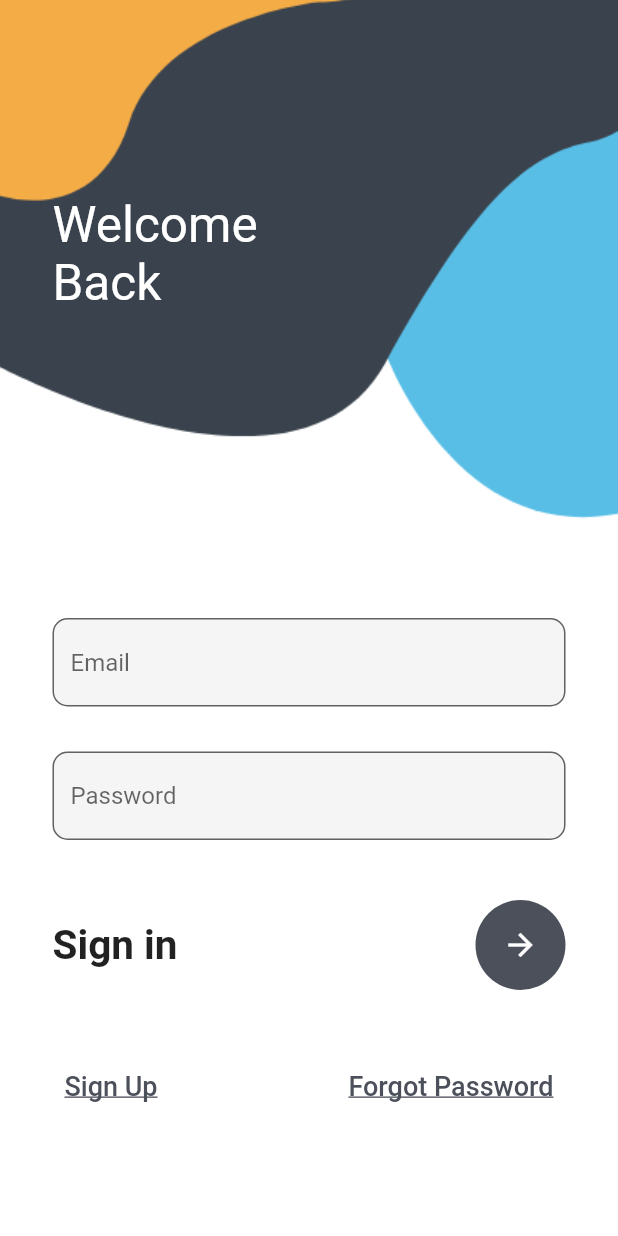
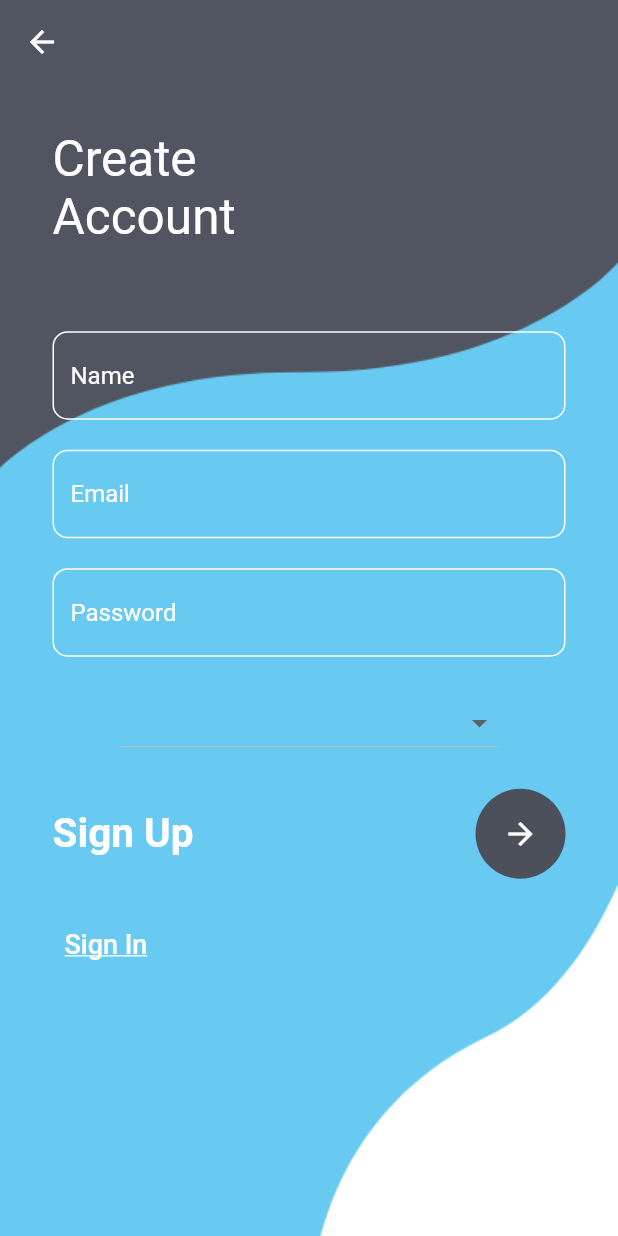
Before and after one commit to AshishisLiquid/lmr, a Flutter app: the screen it shows after launch, after a tap on "Sign Up", on a phone screen of 412 x 824 dp. Run offline on Flutter 3.47's test engine with Material 2 defaults, Android fonts, the phone set to English and light mode, and no system bars; our stand-ins replace firebase_auth, firebase_core, google_sign_in; accounts and stored records are empty.

Commit message:
added register page

```diff
--- a/lib/auth/login.dart
+++ b/lib/auth/login.dart
@@ -95,7 +95,7 @@ class _LoginScreenState extends State<LoginScreen>{
                             children: [
                               TextButton(
                                 onPressed: () {
-                                  Navigator.pushNamed(context, 'register');
+                                  Navigator.pushNamed(context, '/register');
                                 },
                                 // ignore: sort_child_properties_last
                                 child: const Text(
--- /dev/null
+++ b/lib/auth/register.dart
@@ -0,0 +1,195 @@
+import 'package:flutter/material.dart';
+
+class RegisterScreen extends StatefulWidget {
+  const RegisterScreen({Key? key}) : super(key: key);
+
+  @override
+  // ignore: library_private_types_in_public_api
+  _RegisterScreenState createState() => _RegisterScreenState();
+}
+
+const List<String> list = <String>['Master of Computer Application'];
+
+class _RegisterScreenState extends State<RegisterScreen> {
+  String dropdownValue = list.first;
+  @override
+  Widget build(BuildContext context) {
+    return Container(
+      decoration: const BoxDecoration(
+        image: DecorationImage(
+            image: AssetImage('assets/register.png'), fit: BoxFit.cover),
+      ),
+      child: Scaffold(
+        backgroundColor: Colors.transparent,
+        appBar: AppBar(
+          backgroundColor: Colors.transparent,
+          elevation: 0,
+        ),
+        body: Stack(
+          children: [
+            Container(
+              padding: const EdgeInsets.only(left: 35, top: 30),
+              child: const Text(
+                'Create\nAccount',
+                style: TextStyle(color: Colors.white, fontSize: 33),
+              ),
+            ),
+            SingleChildScrollView(
+              child: Container(
+                padding: EdgeInsets.only(
+                    top: MediaQuery.of(context).size.height * 0.20),
+                child: Column(
+                  crossAxisAlignment: CrossAxisAlignment.start,
+                  children: [
+                    Container(
+                      margin: const EdgeInsets.only(left: 35, right: 35),
+                      child: Column(
+                        children: [
+                          TextField(
+                            style: const TextStyle(color: Colors.white),
+                            decoration: InputDecoration(
+                                enabledBorder: OutlineInputBorder(
+                                  borderRadius: BorderRadius.circular(10),
+                                  borderSide: const BorderSide(
+                                    color: Colors.white,
+                                  ),
+                                ),
+                                focusedBorder: OutlineInputBorder(
+                                  borderRadius: BorderRadius.circular(10),
+                                  borderSide: const BorderSide(
+                                    color: Colors.black,
+                                  ),
+                                ),
+                                hintText: "Name",
+                                hintStyle: const TextStyle(color: Colors.white),
+                                border: OutlineInputBorder(
+                                  borderRadius: BorderRadius.circular(10),
+                                )),
+                          ),
+                          const SizedBox(
+                            height: 20,
+                          ),
+                          TextField(
+                            style: const TextStyle(color: Colors.white),
+                            decoration: InputDecoration(
+                                enabledBorder: OutlineInputBorder(
+                                  borderRadius: BorderRadius.circular(10),
+                                  borderSide: const BorderSide(
+                                    color: Colors.white,
+                                  ),
+                                ),
+                                focusedBorder: OutlineInputBorder(
+                                  borderRadius: BorderRadius.circular(10),
+                                  borderSide: const BorderSide(
+                                    color: Colors.black,
+                                  ),
+                                ),
+                                hintText: "Email",
+                                hintStyle: const TextStyle(color: Colors.white),
+                                border: OutlineInputBorder(
+                                  borderRadius: BorderRadius.circular(10),
+                                )),
+                          ),
+                          const SizedBox(
+                            height: 20,
+                          ),
+                          TextField(
+                            style: const TextStyle(color: Colors.white),
+                            obscureText: true,
+                            decoration: InputDecoration(
+                                enabledBorder: OutlineInputBorder(
+                                  borderRadius: BorderRadius.circular(10),
+                                  borderSide: const BorderSide(
+                                    color: Colors.white,
+                                  ),
+                                ),
+                                focusedBorder: OutlineInputBorder(
+                                  borderRadius: BorderRadius.circular(10),
+                                  borderSide: const BorderSide(
+                                    color: Colors.black,
+                                  ),
+                                ),
+                                hintText: "Password",
+                                hintStyle: const TextStyle(color: Colors.white),
+                                border: OutlineInputBorder(
+                                  borderRadius: BorderRadius.circular(10),
+                                )),
+                          ),
+                          const SizedBox(
+                            height: 20,
+                          ),
+                          DropdownButton<String>(
+                            items: list
+                                .map<DropdownMenuItem<String>>((String value) {
+                              return DropdownMenuItem<String>(
+                                value: value,
+                                child: Text(value),
+                              );
+                            }).toList(),
+                            onChanged: ((value) {
+                              setState(() {
+                                dropdownValue = value!;
+                              });
+                            }),
+                          ),
+                          const SizedBox(
+                            height: 20,
+                          ),
+                          Row(
+                            mainAxisAlignment: MainAxisAlignment.spaceBetween,
+                            children: [
+                              const Text(
+                                'Sign Up',
+                                style: TextStyle(
+                                    color: Colors.white,
+                                    fontSize: 27,
+                                    fontWeight: FontWeight.w700),
+                              ),
+                              CircleAvatar(
+                                radius: 30,
+                                backgroundColor: const Color(0xff4c505b),
+                                child: IconButton(
+                                    color: Colors.white,
+                                    onPressed: () {},
+                                    icon: const Icon(
+                                      Icons.arrow_forward,
+                                    )),
+                              )
+                            ],
+                          ),
+                          const SizedBox(
+                            height: 20,
+                          ),
+                          Row(
+                            mainAxisAlignment: MainAxisAlignment.spaceBetween,
+                            children: [
+                              TextButton(
+                                onPressed: () {
+                                  Navigator.pushNamed(context, '/login');
+                                },
+                                // ignore: sort_child_properties_last
+                                child: const Text(
+                                  'Sign In',
+                                  textAlign: TextAlign.left,
+                                  style: TextStyle(
+                                      decoration: TextDecoration.underline,
+                                      color: Colors.white,
+                                      fontSize: 18),
+                                ),
+                                style: const ButtonStyle(),
+                              ),
+                            ],
+                          )
+                        ],
+                      ),
+                    )
+                  ],
+                ),
+              ),
+            ),
+          ],
+        ),
+      ),
+    );
+  }
+}
--- a/lib/routes.dart
+++ b/lib/routes.dart
@@ -1,7 +1,9 @@
 import 'package:lmr/auth/login.dart';
+import 'package:lmr/auth/register.dart';
 import 'package:lmr/home/home.dart';
 
 var appRoutes = {
   '/': (context) => const HomeScreen(),
   '/login': (context) => const LoginScreen(),
+  '/register': (context) => const RegisterScreen(),
 };
```
Also changed, not shown: lib/main.dart (+7 -4 lines), assets/register.png (added).
